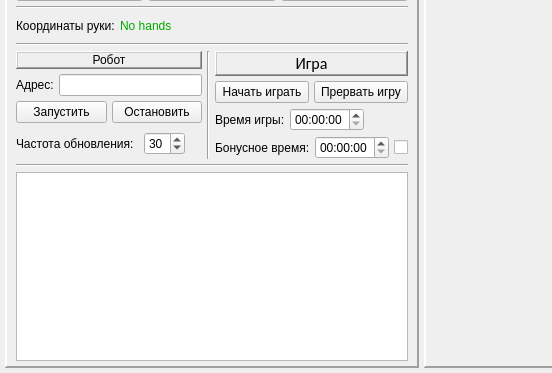
Above: py/HapHapch/Qt/PyQtWindow.ui from KirillHit/HandTracker before the change; both pictures show x 0 to 552 and y 272 to 645 of the 1200 by 645 pixel window. Below: the same form after it.
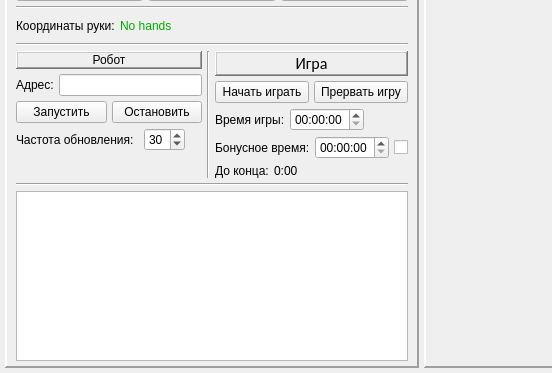
That is the form after the change.

What changed in the file:
```diff
--- a/py/HapHapch/Qt/PyQtWindow.ui
+++ b/py/HapHapch/Qt/PyQtWindow.ui
@@ -721,6 +721,19 @@
                </item>
               </layout>
              </item>
+             <item>
+              <widget class="QLabel" name="label_21">
+               <property name="sizePolicy">
+                <sizepolicy hsizetype="Preferred" vsizetype="Expanding">
+                 <horstretch>0</horstretch>
+                 <verstretch>0</verstretch>
+                </sizepolicy>
+               </property>
+               <property name="text">
+                <string/>
+               </property>
+              </widget>
+             </item>
             </layout>
            </item>
            <item>
@@ -873,6 +886,43 @@
                </item>
               </layout>
              </item>
+             <item>
+              <layout class="QHBoxLayout" name="horizontalLayout_12">
+               <item>
+                <widget class="QLabel" name="label_22">
+                 <property name="text">
+                  <string>До конца:</string>
+                 </property>
+                </widget>
+               </item>
+               <item>
+                <widget class="QLabel" name="lab_game_timeout">
+                 <property name="minimumSize">
+                  <size>
+                   <width>30</width>
+                   <height>0</height>
+                  </size>
+                 </property>
+                 <property name="text">
+                  <string>0:00</string>
+                 </property>
+                </widget>
+               </item>
+               <item>
+                <widget class="QLabel" name="label_23">
+                 <property name="sizePolicy">
+                  <sizepolicy hsizetype="Expanding" vsizetype="Preferred">
+                   <horstretch>0</horstretch>
+                   <verstretch>0</verstretch>
+                  </sizepolicy>
+                 </property>
+                 <property name="text">
+                  <string/>
+                 </property>
+                </widget>
+               </item>
+              </layout>
+             </item>
             </layout>
            </item>
           </layout>
```
